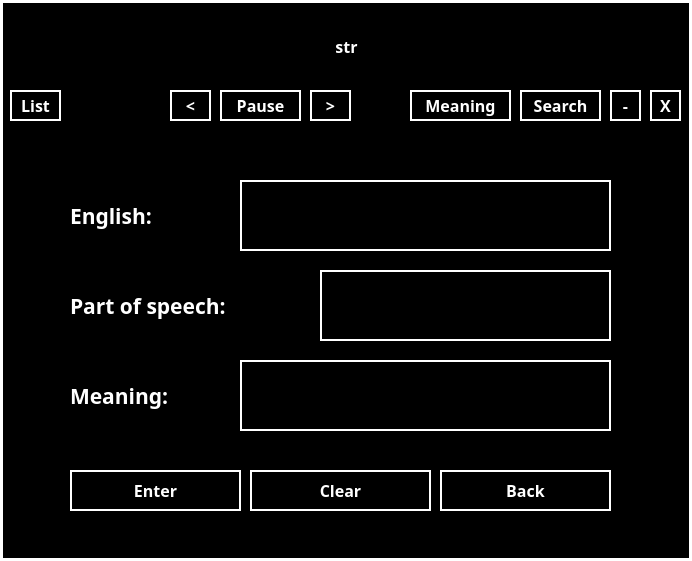
Before: the Qt Designer form mainwindow.ui in alvin5716/Words_Reviewer, drawn with Qt 5.
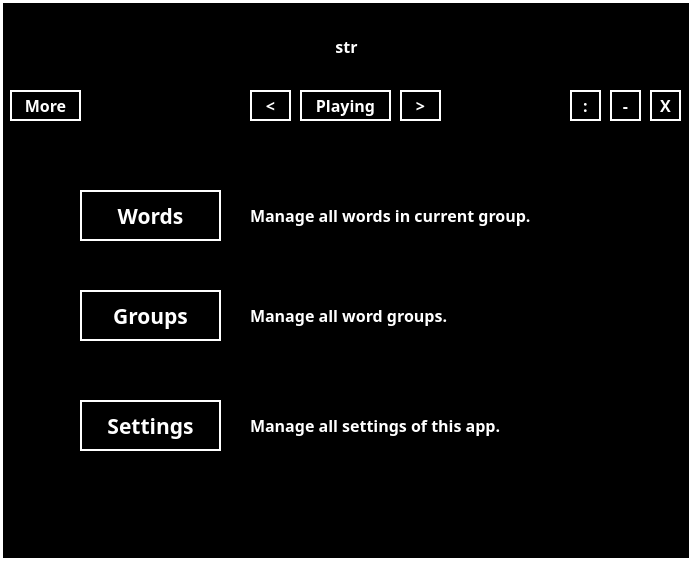
After: the same form once the commit is applied. The open tabs and pages were chosen to show the change. Custom widgets are drawn as their Qt base class.

The edit to the form file:
```diff
--- a/mainwindow.ui
+++ b/mainwindow.ui
@@ -91,12 +91,12 @@
      <set>Qt::AlignCenter</set>
     </property>
    </widget>
-   <widget class="QPushButton" name="listButton">
+   <widget class="QPushButton" name="moreButton">
     <property name="geometry">
      <rect>
       <x>10</x>
       <y>90</y>
-      <width>51</width>
+      <width>71</width>
       <height>31</height>
      </rect>
     </property>
@@ -109,7 +109,7 @@
      </font>
     </property>
     <property name="text">
-     <string>List</string>
+     <string>More</string>
     </property>
    </widget>
    <widget class="QPushButton" name="closeButton">
@@ -136,7 +136,7 @@
    <widget class="QPushButton" name="nextButton">
     <property name="geometry">
      <rect>
-      <x>310</x>
+      <x>400</x>
       <y>90</y>
       <width>41</width>
       <height>31</height>
@@ -157,7 +157,7 @@
    <widget class="QPushButton" name="lastButton">
     <property name="geometry">
      <rect>
-      <x>170</x>
+      <x>250</x>
       <y>90</y>
       <width>41</width>
       <height>31</height>
@@ -178,9 +178,9 @@
    <widget class="QPushButton" name="playButton">
     <property name="geometry">
      <rect>
-      <x>220</x>
+      <x>300</x>
       <y>90</y>
-      <width>81</width>
+      <width>91</width>
       <height>31</height>
      </rect>
     </property>
@@ -193,7 +193,7 @@
      </font>
     </property>
     <property name="text">
-     <string>Pause</string>
+     <string>Playing</string>
     </property>
    </widget>
    <widget class="QStackedWidget" name="stackedWidget">
@@ -208,6 +208,134 @@
     <property name="currentIndex">
      <number>2</number>
     </property>
+    <widget class="QWidget" name="mainPage">
+     <widget class="QPushButton" name="listButton">
+      <property name="geometry">
+       <rect>
+        <x>70</x>
+        <y>60</y>
+        <width>141</width>
+        <height>51</height>
+       </rect>
+      </property>
+      <property name="font">
+       <font>
+        <family>微軟正黑體</family>
+        <pointsize>16</pointsize>
+        <weight>75</weight>
+        <bold>true</bold>
+       </font>
+      </property>
+      <property name="text">
+       <string>Words</string>
+      </property>
+     </widget>
+     <widget class="QPushButton" name="optionsButton">
+      <property name="geometry">
+       <rect>
+        <x>70</x>
+        <y>270</y>
+        <width>141</width>
+        <height>51</height>
+       </rect>
+      </property>
+      <property name="font">
+       <font>
+        <family>微軟正黑體</family>
+        <pointsize>16</pointsize>
+        <weight>75</weight>
+        <bold>true</bold>
+       </font>
+      </property>
+      <property name="text">
+       <string>Settings</string>
+      </property>
+     </widget>
+     <widget class="QPushButton" name="GroupButton">
+      <property name="geometry">
+       <rect>
+        <x>70</x>
+        <y>160</y>
+        <width>141</width>
+        <height>51</height>
+       </rect>
+      </property>
+      <property name="font">
+       <font>
+        <family>微軟正黑體</family>
+        <pointsize>16</pointsize>
+        <weight>75</weight>
+        <bold>true</bold>
+       </font>
+      </property>
+      <property name="text">
+       <string>Groups</string>
+      </property>
+     </widget>
+     <widget class="QLabel" name="label_4">
+      <property name="geometry">
+       <rect>
+        <x>240</x>
+        <y>60</y>
+        <width>351</width>
+        <height>51</height>
+       </rect>
+      </property>
+      <property name="font">
+       <font>
+        <family>微軟正黑體</family>
+        <pointsize>12</pointsize>
+        <weight>75</weight>
+        <bold>true</bold>
+       </font>
+      </property>
+      <property name="text">
+       <string>Manage all words in current group.</string>
+      </property>
+     </widget>
+     <widget class="QLabel" name="label_5">
+      <property name="geometry">
+       <rect>
+        <x>240</x>
+        <y>160</y>
+        <width>351</width>
+        <height>51</height>
+       </rect>
+      </property>
+      <property name="font">
+       <font>
+        <family>微軟正黑體</family>
+        <pointsize>12</pointsize>
+        <weight>75</weight>
+        <bold>true</bold>
+       </font>
+      </property>
+      <property name="text">
+       <string>Manage all word groups.</string>
+      </property>
+     </widget>
+     <widget class="QLabel" name="label_6">
+      <property name="geometry">
+       <rect>
+        <x>240</x>
+        <y>270</y>
+        <width>351</width>
+        <height>51</height>
+       </rect>
+      </property>
+      <property name="font">
+       <font>
+        <family>微軟正黑體</family>
+        <pointsize>12</pointsize>
+        <weight>75</weight>
+        <bold>true</bold>
+       </font>
+      </property>
+      <property name="text">
+       <string>Manage all settings of this app.</string>
+      </property>
+     </widget>
+    </widget>
     <widget class="QWidget" name="wordListPage">
      <widget class="QListWidget" name="wordList">
       <property name="geometry">
@@ -258,28 +386,7 @@
        </font>
       </property>
       <property name="text">
-       <string>Delete</string>
-      </property>
-     </widget>
-     <widget class="QPushButton" name="optionsButton">
-      <property name="geometry">
-       <rect>
-        <x>420</x>
-        <y>390</y>
-        <width>111</width>
-        <height>30</height>
-       </rect>
-      </property>
-      <property name="font">
-       <font>
-        <family>微軟正黑體</family>
-        <pointsize>12</pointsize>
-        <weight>75</weight>
-        <bold>true</bold>
-       </font>
-      </property>
-      <property name="text">
-       <string>Options</string>
+       <string>Delete word</string>
       </property>
      </widget>
      <widget class="InputForm" name="searchInput">
@@ -304,6 +411,48 @@
        <set>Qt::AlignLeading|Qt::AlignLeft|Qt::AlignVCenter</set>
       </property>
      </widget>
+     <widget class="QPushButton" name="backWordEditButton">
+      <property name="geometry">
+       <rect>
+        <x>600</x>
+        <y>390</y>
+        <width>71</width>
+        <height>30</height>
+       </rect>
+      </property>
+      <property name="font">
+       <font>
+        <family>微軟正黑體</family>
+        <pointsize>12</pointsize>
+        <weight>75</weight>
+        <bold>true</bold>
+       </font>
+      </property>
+      <property name="text">
+       <string>Back</string>
+      </property>
+     </widget>
+     <widget class="QPushButton" name="searchOnNetButton">
+      <property name="geometry">
+       <rect>
+        <x>260</x>
+        <y>390</y>
+        <width>221</width>
+        <height>31</height>
+       </rect>
+      </property>
+      <property name="font">
+       <font>
+        <family>微軟正黑體</family>
+        <pointsize>12</pointsize>
+        <weight>75</weight>
+        <bold>true</bold>
+       </font>
+      </property>
+      <property name="text">
+       <string>Search on Cambridge</string>
+      </property>
+     </widget>
     </widget>
     <widget class="QWidget" name="wordInputPage">
      <widget class="InputForm" name="englishInput">
@@ -431,7 +580,7 @@
        <rect>
         <x>60</x>
         <y>340</y>
-        <width>171</width>
+        <width>131</width>
         <height>41</height>
        </rect>
       </property>
@@ -450,9 +599,9 @@
      <widget class="QPushButton" name="backInputButton">
       <property name="geometry">
        <rect>
-        <x>430</x>
+        <x>470</x>
         <y>340</y>
-        <width>171</width>
+        <width>131</width>
         <height>41</height>
        </rect>
       </property>
@@ -471,9 +620,9 @@
      <widget class="QPushButton" name="clearInputButton">
       <property name="geometry">
        <rect>
-        <x>240</x>
+        <x>210</x>
         <y>340</y>
-        <width>181</width>
+        <width>131</width>
         <height>41</height>
        </rect>
       </property>
@@ -734,12 +883,12 @@
      <string>-</string>
     </property>
    </widget>
-   <widget class="QPushButton" name="searchOnNetButton">
+   <widget class="QPushButton" name="showingModeButton">
     <property name="geometry">
      <rect>
-      <x>520</x>
+      <x>570</x>
       <y>90</y>
-      <width>81</width>
+      <width>31</width>
       <height>31</height>
      </rect>
     </property>
@@ -752,28 +901,7 @@
      </font>
     </property>
     <property name="text">
-     <string>Search</string>
-    </property>
-   </widget>
-   <widget class="QPushButton" name="onlyWordButton">
-    <property name="geometry">
-     <rect>
-      <x>410</x>
-      <y>90</y>
-      <width>101</width>
-      <height>31</height>
-     </rect>
-    </property>
-    <property name="font">
-     <font>
-      <family>微軟正黑體</family>
-      <pointsize>12</pointsize>
-      <weight>75</weight>
-      <bold>true</bold>
-     </font>
-    </property>
-    <property name="text">
-     <string>Meaning</string>
+     <string>:</string>
     </property>
    </widget>
   </widget>
```
Left out of the diff: 8 changed lines with no effect on the pictures.
